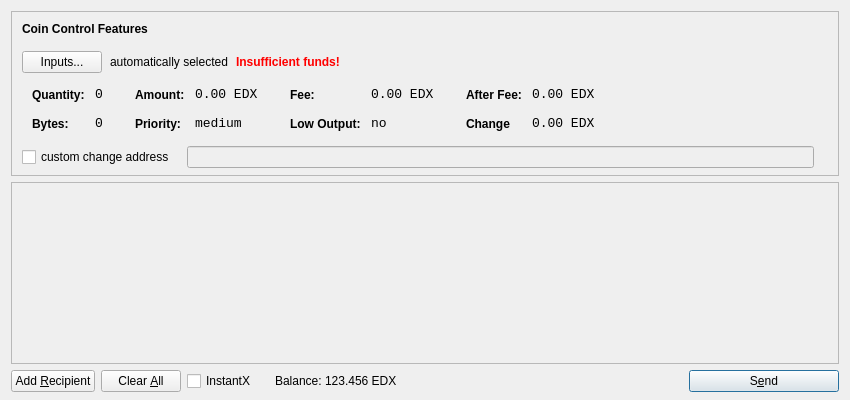
This is src/qt/forms/sendcoinsdialog.ui in SaltineChips/Aequitas_Network as Qt 5 draws it before an edit. The edited form follows.
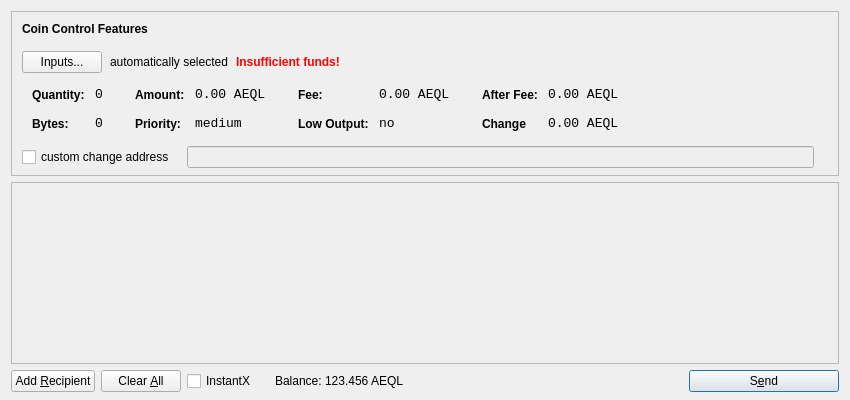
This is the edited form. Icons and pictures are not drawn.

```diff
--- a/src/qt/forms/sendcoinsdialog.ui
+++ b/src/qt/forms/sendcoinsdialog.ui
@@ -333,7 +333,7 @@
                   <enum>Qt::ActionsContextMenu</enum>
                  </property>
                  <property name="text">
-                  <string>0.00 EDX</string>
+                  <string>0.00 AEQL</string>
                  </property>
                  <property name="textInteractionFlags">
                   <set>Qt::LinksAccessibleByMouse|Qt::TextSelectableByKeyboard|Qt::TextSelectableByMouse</set>
@@ -419,7 +419,7 @@
                   <enum>Qt::ActionsContextMenu</enum>
                  </property>
                  <property name="text">
-                  <string>0.00 EDX</string>
+                  <string>0.00 AEQL</string>
                  </property>
                  <property name="textInteractionFlags">
                   <set>Qt::LinksAccessibleByMouse|Qt::TextSelectableByKeyboard|Qt::TextSelectableByMouse</set>
@@ -505,7 +505,7 @@
                   <enum>Qt::ActionsContextMenu</enum>
                  </property>
                  <property name="text">
-                  <string>0.00 EDX</string>
+                  <string>0.00 AEQL</string>
                  </property>
                  <property name="textInteractionFlags">
                   <set>Qt::LinksAccessibleByMouse|Qt::TextSelectableByKeyboard|Qt::TextSelectableByMouse</set>
@@ -537,7 +537,7 @@
                   <enum>Qt::ActionsContextMenu</enum>
                  </property>
                  <property name="text">
-                  <string>0.00 EDX</string>
+                  <string>0.00 AEQL</string>
                  </property>
                  <property name="textInteractionFlags">
                   <set>Qt::LinksAccessibleByMouse|Qt::TextSelectableByKeyboard|Qt::TextSelectableByMouse</set>
@@ -761,7 +761,7 @@
           <cursorShape>IBeamCursor</cursorShape>
          </property>
          <property name="text">
-          <string>123.456 EDX</string>
+          <string>123.456 AEQL</string>
          </property>
          <property name="textInteractionFlags">
           <set>Qt::LinksAccessibleByMouse|Qt::TextSelectableByKeyboard|Qt::TextSelectableByMouse</set>
```
